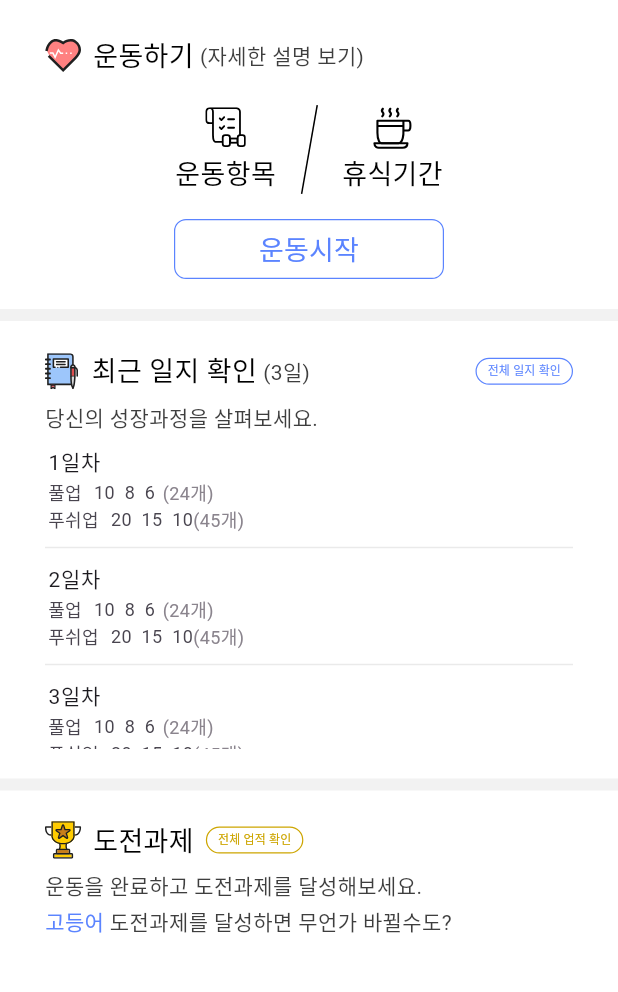
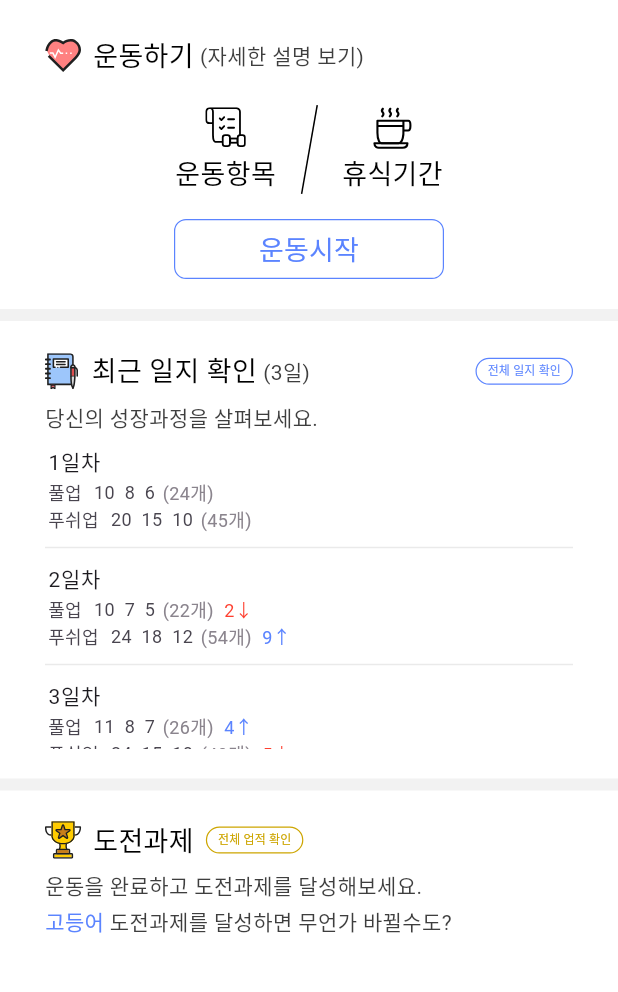
Before and after one commit to hamond12/escape-anchovy, a Flutter app: the screen it shows after launch, on a phone screen of 412 x 824 dp, the part 66-1058 px from its top. Run offline on Flutter 3.47's test engine with Material 3 defaults, Android fonts, the phone set to English and light mode, and no system bars; our stand-ins replace flutter_secure_storage, flutter_svg; generated files the repository leaves out were written again; Roboto replaces fonts that are missing (Pretendard).

Commit message:
feat: 전날기록과의 차이 출력

```diff
--- a/lib/src/screen/main/home_controller.dart
+++ b/lib/src/screen/main/home_controller.dart
@@ -13,15 +13,15 @@ class HomeController with ChangeNotifier {
       'day': 2,
       'ex1_name': '풀업',
       'ex2_name': '푸쉬업',
-      'ex1': [10, 8, 6],
-      'ex2': [20, 15, 10]
+      'ex1': [10, 7, 5],
+      'ex2': [24, 18, 12]
     },
     {
       'day': 3,
       'ex1_name': '풀업',
       'ex2_name': '푸쉬업',
-      'ex1': [10, 8, 6],
-      'ex2': [20, 15, 10]
+      'ex1': [11, 8, 7],
+      'ex2': [24, 15, 10]
     },
   ];
 }
--- a/lib/src/screen/main/home_screen.dart
+++ b/lib/src/screen/main/home_screen.dart
@@ -228,6 +228,33 @@ class _HomeScreenState extends State<HomeScreen> {
                             physics: const NeverScrollableScrollPhysics(),
                             itemBuilder: (context, index) {
                               final data = _controller.dataList[index];
+                              final yData = index != 0
+                                  ? _controller.dataList[index - 1]
+                                  : _controller.dataList[0];
+                              int sum1 = data['ex1'][0] +
+                                  data['ex1'][1] +
+                                  data['ex1'][2];
+                              int sum2 = data['ex2'][0] +
+                                  data['ex2'][1] +
+                                  data['ex2'][2];
+                              int ySum1 = yData['ex1'][0] +
+                                  yData['ex1'][1] +
+                                  yData['ex1'][2];
+                              int ySum2 = yData['ex2'][0] +
+                                  yData['ex2'][1] +
+                                  yData['ex2'][2];
+                              String returnSubtarct1() {
+                                return sum1 - ySum1 > 0
+                                    ? '${sum1 - ySum1}↑'
+                                    : '${-1 * (sum1 - ySum1)}↓';
+                              }
+
+                              String returnSubtarct2() {
+                                return sum2 - ySum2 > 0
+                                    ? '${sum2 - ySum2}↑'
+                                    : '${-1 * (sum2 - ySum2)}↓';
+                              }
+
                               return Column(
                                 crossAxisAlignment: CrossAxisAlignment.start,
                                 children: [
@@ -259,7 +286,7 @@ class _HomeScreenState extends State<HomeScreen> {
                                               width: 5,
                                             ),
                                             Text(
-                                              '(${data['ex1'][0] + data['ex1'][1] + data['ex1'][2]}개)',
+                                              '($sum1개)',
                                               style: TextStyles.b4Regular
                                                   .copyWith(
                                                       color: context.isLight
@@ -268,6 +295,26 @@ class _HomeScreenState extends State<HomeScreen> {
                                                           : DarkModeColors
                                                               .dark3),
                                             ),
+                                            const SizedBox(
+                                              width: 7,
+                                            ),
+                                            index != 0
+                                                ? Text(returnSubtarct1(),
+                                                    style: TextStyles.b4Regular
+                                                        .copyWith(
+                                                      color: sum1 - ySum1 > 0
+                                                          ? (context.isLight
+                                                              ? LightModeColors
+                                                                  .blue
+                                                              : DarkModeColors
+                                                                  .blue)
+                                                          : (context.isLight
+                                                              ? LightModeColors
+                                                                  .red
+                                                              : DarkModeColors
+                                                                  .red),
+                                                    ))
+                                                : const SizedBox.shrink()
                                           ],
                                         ),
                                         Row(
@@ -283,8 +330,11 @@ class _HomeScreenState extends State<HomeScreen> {
                                               '${data['ex2'].join('  ')}',
                                               style: TextStyles.b4Regular,
                                             ),
+                                            const SizedBox(
+                                              width: 5,
+                                            ),
                                             Text(
-                                              '(${data['ex2'][0] + data['ex2'][1] + data['ex2'][2]}개)',
+                                              '($sum2개)',
                                               style: TextStyles.b4Regular
                                                   .copyWith(
                                                       color: context.isLight
@@ -292,7 +342,25 @@ class _HomeScreenState extends State<HomeScreen> {
                                                               .dark3
                                                           : DarkModeColors
                                                               .dark3),
-                                            )
+                                            ),
+                                            const SizedBox(
+                                              width: 7,
+                                            ),
+                                            index != 0
+                                                ? Text(returnSubtarct2(),
+                                                    style: TextStyles.b4Regular.copyWith(
+                                                        color: sum2 - ySum2 > 0
+                                                            ? (context.isLight
+                                                                ? LightModeColors
+                                                                    .blue
+                                                                : DarkModeColors
+                                                                    .blue)
+                                                            : (context.isLight
+                                                                ? LightModeColors
+                                                                    .red
+                                                                : DarkModeColors
+                                                                    .red)))
+                                                : const SizedBox.shrink()
                                           ],
                                         ),
                                       ],
--- a/lib/src/screen/splash/splash_controller.dart
+++ b/lib/src/screen/splash/splash_controller.dart
@@ -71,7 +71,7 @@ class SplashController with ChangeNotifier {
   Future<bool> isNameInput() async {
     final inputName = await storage.read(key: "inputName");
     if (inputName == "true") {
-      return false;
+      return true;
     } else {
       return false;
     }
```
